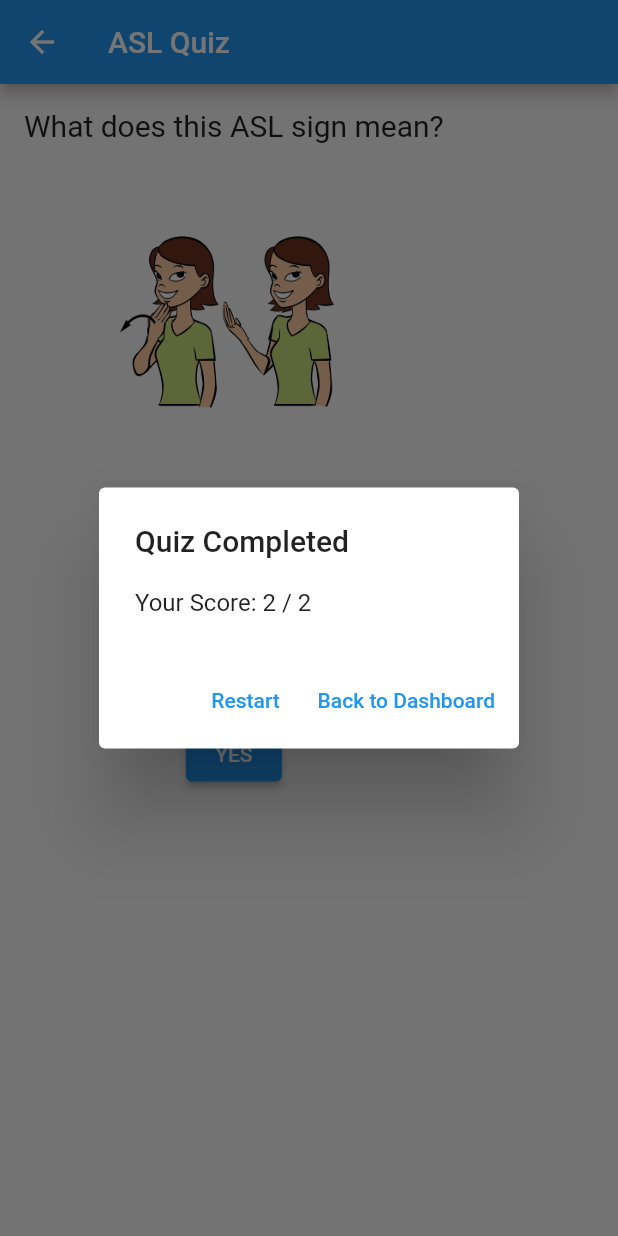
After one commit to shahks-hub/Playfulingo, a Flutter app: the ASLQuiz screen opened directly, after a tap on "HELLO", after a tap on "THANK YOU", on a phone screen of 412 x 824 dp. The commit adds this screen. Run offline on Flutter 3.47's test engine with Material 2 defaults, Android fonts, the phone set to English and light mode, and no system bars; our stand-ins replace animated_splash_screen, firebase_auth, firebase_core; accounts and stored records are empty.

Commit message:
add a quiz file

```diff
--- a/playfulingo/lib/dash.dart
+++ b/playfulingo/lib/dash.dart
@@ -1,11 +1,29 @@
 import 'package:flutter/material.dart';
+import 'package:playfulingo/quiz.dart';
 
 class Dash extends StatelessWidget {
   @override
   Widget build(BuildContext context) {
     return Scaffold(
       appBar: AppBar(title: Text('Dashboard')),
-      body: Center(child: Text('Successfully logged in or signed up!')),
+      body: Center(
+        child: Column(
+          mainAxisAlignment: MainAxisAlignment.center,
+          children: <Widget>[
+            Text('Successfully logged in or signed up!'),
+            SizedBox(height: 20),
+            ElevatedButton(
+              onPressed: () {
+                Navigator.push(
+                  context,
+                  MaterialPageRoute(builder: (context) => ASLQuiz()), // Navigate to ASLQuiz
+                );
+              },
+              child: Text('Start ASL Quiz'),
+            ),
+          ],
+        ),
+      ),
     );
   }
 }
--- /dev/null
+++ b/playfulingo/lib/quiz.dart
@@ -0,0 +1,128 @@
+import 'package:flutter/material.dart';
+import 'package:playfulingo/dash.dart';
+
+class ASLQuiz extends StatefulWidget {
+  const ASLQuiz({super.key});
+
+  @override
+  _ASLQuizState createState() => _ASLQuizState();
+}
+
+class _ASLQuizState extends State<ASLQuiz> {
+  int currentQuestionIndex = 0;
+  int score = 0;
+
+  // Define a list of ASL signs and quiz questions.
+  List<ASLQuizItem> quizItems = [
+    ASLQuizItem(
+      question: "What does this ASL sign mean?",
+      signImage: "assets/hello.png", // Replace with your image path
+      correctAnswer: "HELLO",
+      options: ["HELLO", "GOODBYE", "YES", "NO"],
+    ),
+    ASLQuizItem(
+      question: "What does this ASL sign mean?",
+      signImage: "assets/thank_you.png", // Replace with your image path
+      correctAnswer: "THANK YOU",
+      options: ["HELLO", "THANK YOU", "GOOD MORNING", "YES"],
+    ),
+    // Add more quiz items here.
+  ];
+
+  void checkAnswer(String selectedOption) {
+    String correctAnswer = quizItems[currentQuestionIndex].correctAnswer;
+
+    if (selectedOption == correctAnswer) {
+      setState(() {
+        score++;
+      });
+    }
+
+    // Move to the next question.
+    setState(() {
+      if (currentQuestionIndex < quizItems.length - 1) {
+        currentQuestionIndex++;
+      } else {
+        // Display a score dialog when all questions are answered.
+        showDialog(
+          context: context,
+          builder: (BuildContext context) {
+            return AlertDialog(
+              title: const Text("Quiz Completed"),
+              content: Text("Your Score: $score / ${quizItems.length}"),
+              actions: [
+                TextButton(
+                  onPressed: () {
+                    Navigator.of(context).pop();
+                    setState(() {
+                      currentQuestionIndex = 0;
+                      score = 0;
+                    });
+                  },
+                  child: const Text("Restart"),
+                ),
+                TextButton(
+                  onPressed: () {
+                    Navigator.of(context).pop();
+                    Navigator.pop(context); // Return to the previous screen (Dash)
+                  },
+                  child: const Text("Back to Dashboard"),
+                ),
+              ],
+            );
+          },
+        );
+      }
+    });
+  }
+
+  @override
+  Widget build(BuildContext context) {
+    return Scaffold(
+      appBar: AppBar(
+        title: const Text("ASL Quiz"),
+      ),
+      body: Padding(
+        padding: const EdgeInsets.all(16.0),
+        child: Column(
+          children: [
+            Text(
+              quizItems[currentQuestionIndex].question,
+              style: const TextStyle(fontSize: 20.0),
+            ),
+            const SizedBox(height: 20.0),
+            Image.asset(
+              quizItems[currentQuestionIndex].signImage,
+              width: 200.0,
+              height: 200.0,
+            ),
+            const SizedBox(height: 20.0),
+            Column(
+              children: quizItems[currentQuestionIndex]
+                  .options
+                  .map((option) => ElevatedButton(
+                        onPressed: () => checkAnswer(option),
+                        child: Text(option),
+                      ))
+                  .toList(),
+            ),
+          ],
+        ),
+      ),
+    );
+  }
+}
+
+class ASLQuizItem {
+  final String question;
+  final String signImage;
+  final String correctAnswer;
+  final List<String> options;
+
+  ASLQuizItem({
+    required this.question,
+    required this.signImage,
+    required this.correctAnswer,
+    required this.options,
+  });
+}
```
